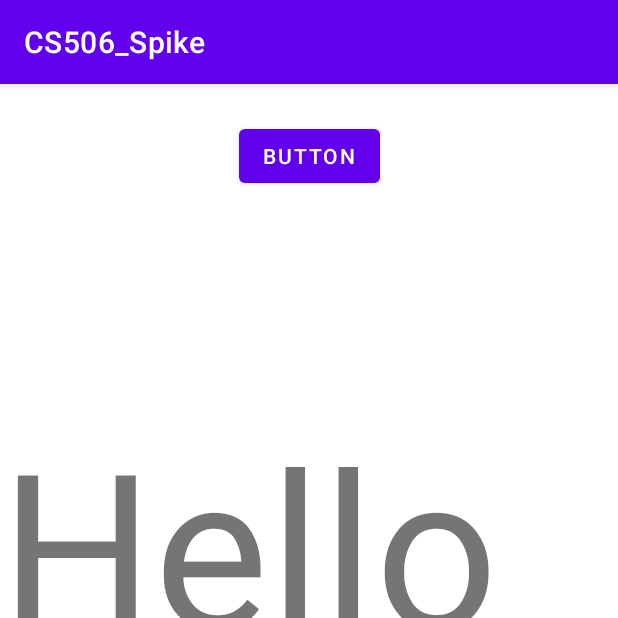
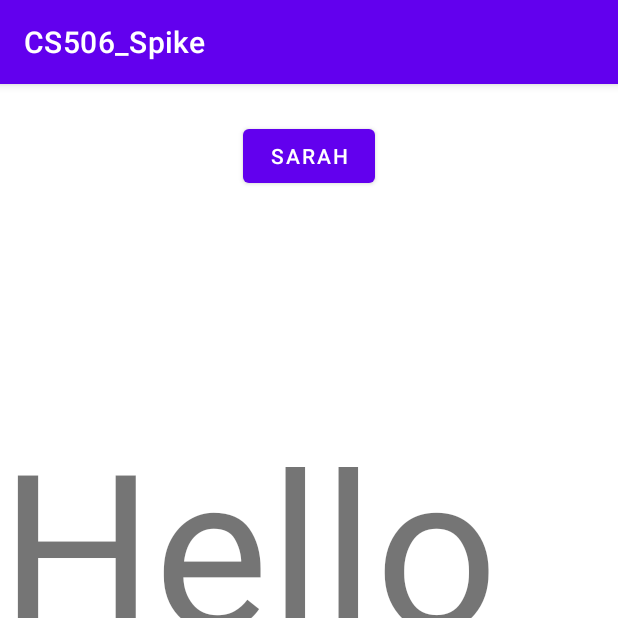
Before and after one commit to asmitnayak/CS506_Spike, an Android app: the screen it shows after launch (MainActivity), on a phone screen of 412 x 824 dp, the top half of it. Run offline under Robolectric (Android 15) with nearby library versions, the phone set to English and light mode, and no system bars.

Commit message:
sarah button name

```diff
--- a/app/src/main/res/layout/activity_main.xml
+++ b/app/src/main/res/layout/activity_main.xml
@@ -23,7 +23,7 @@
         android:layout_width="wrap_content"
         android:layout_height="wrap_content"
         android:layout_marginTop="24dp"
-        android:text="Button"
+        android:text="Sarah"
         app:layout_constraintEnd_toEndOf="parent"
         app:layout_constraintStart_toStartOf="parent"
         app:layout_constraintTop_toTopOf="parent" />
```
